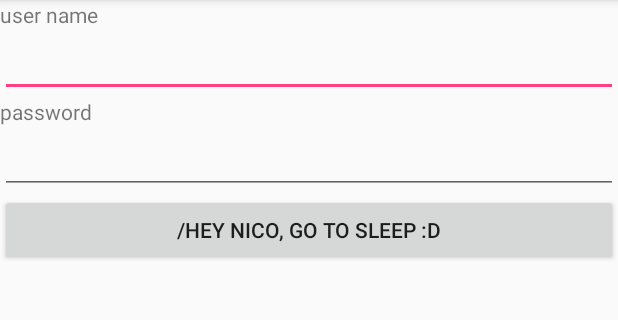
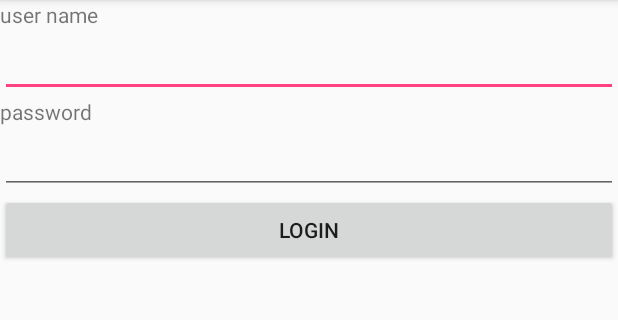
Before and after one commit to villancikos/Whisper, an Android app: the screen it shows after launch (LoginActivity), on a phone screen of 412 x 824 dp, the part 84-404 px from its top. Run offline under Robolectric (Android 15) with nearby library versions, the phone set to English and light mode, and no system bars; our stand-ins replace Firebase (no records; nobody signed in at launch, a user with empty details on screens opened directly).

Commit message:
login.txt

```diff
--- a/whisperMariya/app/src/main/java/com/example/marik/whispermariya/Chat_room.java
+++ b/whisperMariya/app/src/main/java/com/example/marik/whispermariya/Chat_room.java
@@ -35,6 +35,8 @@ public class Chat_room  extends AppCompatActivity{
     private DatabaseReference root ;
     private String temp_key;
     private Object timeMes = ServerValue.TIMESTAMP;
+    private String sender;
+    private  String receiver;
 
     @Override
     protected void onCreate(@Nullable Bundle savedInstanceState) {
--- a/whisperMariya/app/src/main/res/layout/login.xml
+++ b/whisperMariya/app/src/main/res/layout/login.xml
@@ -30,7 +30,7 @@
         android:id="@+id/txt_password" />
 
     <Button
-        android:text="/Hey Nico, Go to sleep :D"
+        android:text="Login"
         android:layout_width="match_parent"
         android:layout_height="wrap_content"
         android:id="@+id/btnSignIn" />
```
